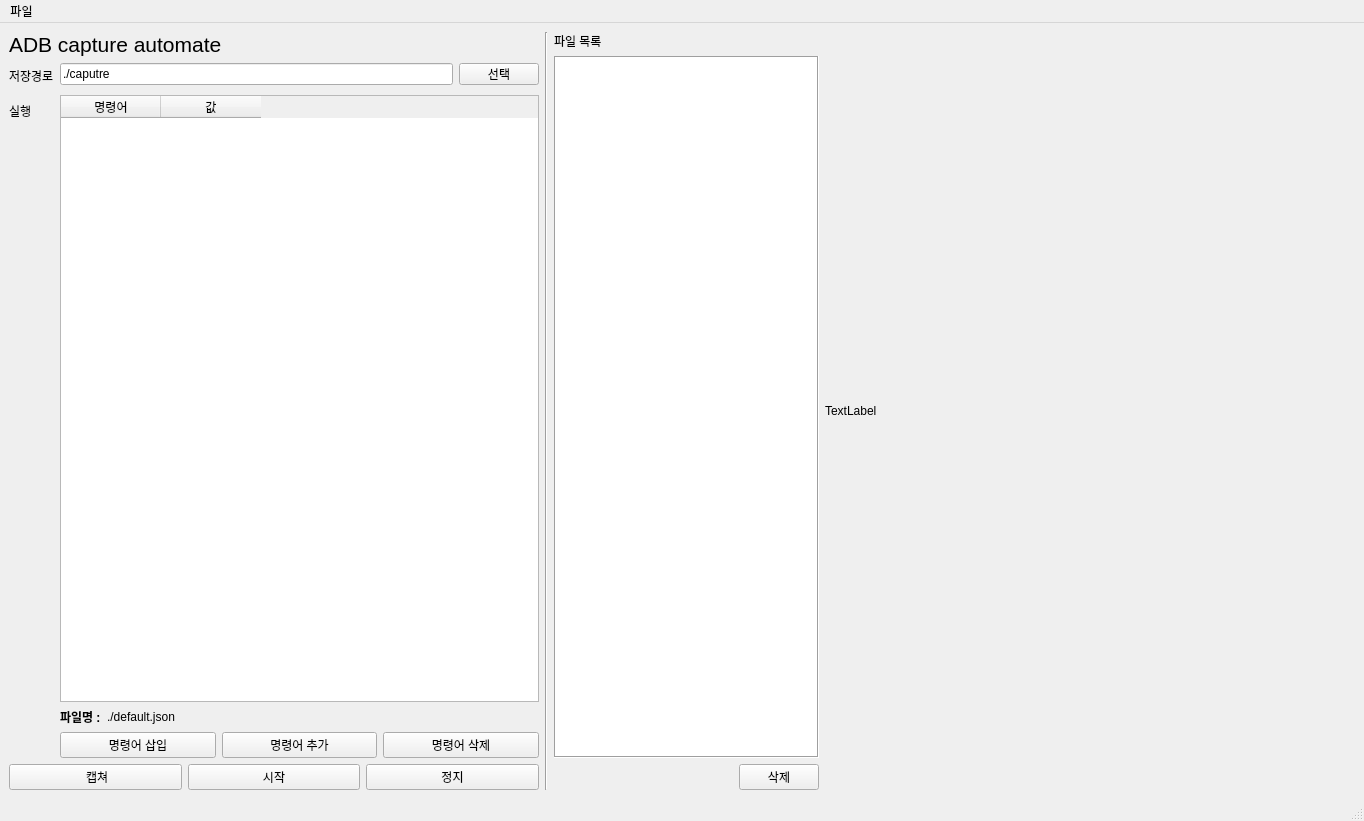
Before: the Qt Designer form mainUi.ui in gyuha/adb-capture, drawn with Qt 5.
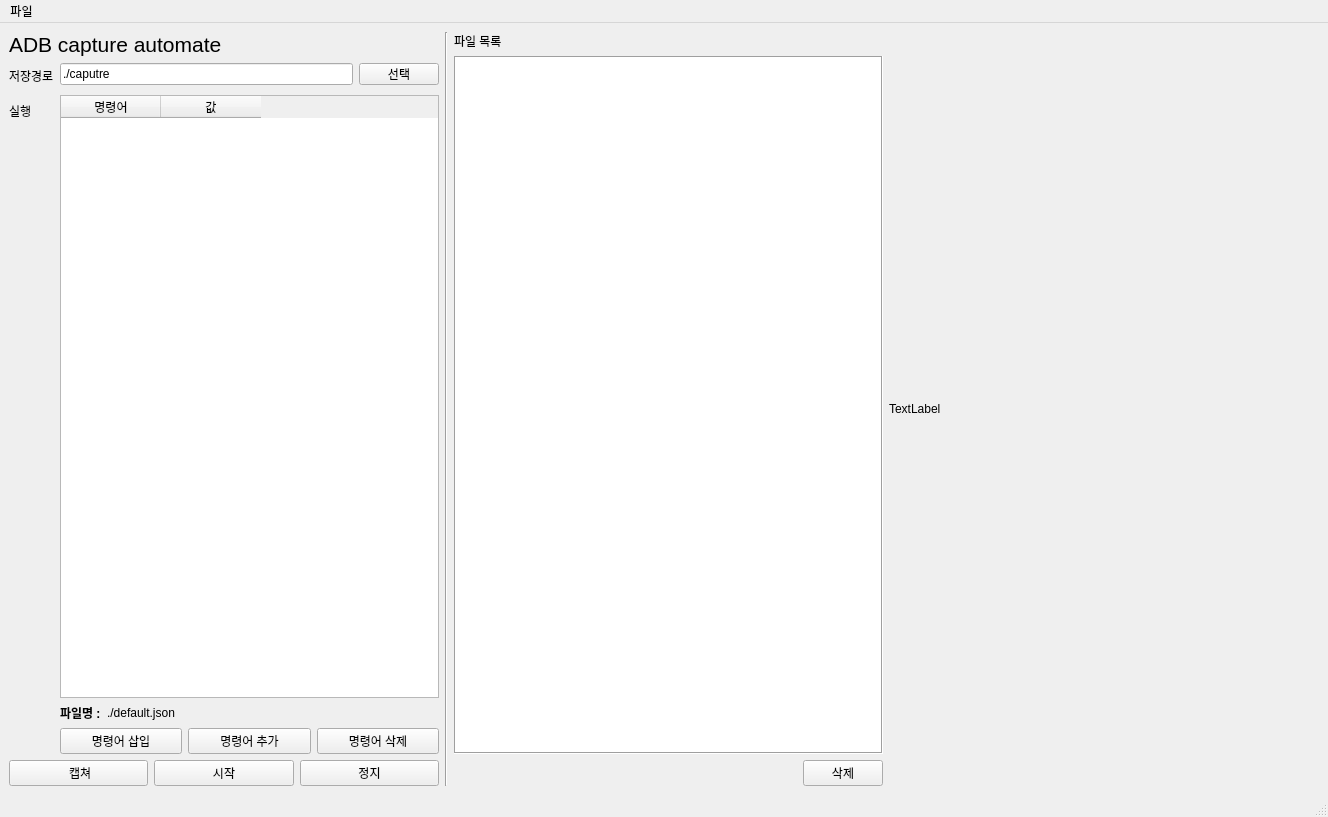
After: the same form once the commit is applied.

```diff
--- a/mainUi.ui
+++ b/mainUi.ui
@@ -6,15 +6,15 @@
    <rect>
     <x>0</x>
     <y>0</y>
-    <width>1364</width>
-    <height>821</height>
+    <width>1328</width>
+    <height>817</height>
    </rect>
   </property>
   <property name="windowTitle">
    <string>ADB Caputre automate</string>
   </property>
   <widget class="QWidget" name="centralwidget">
-   <layout class="QHBoxLayout" name="horizontalLayout_2" stretch="2,0,1,2">
+   <layout class="QHBoxLayout" name="horizontalLayout_2" stretch="2,0,2,2">
     <item>
      <layout class="QVBoxLayout" name="verticalLayout">
       <item>
@@ -255,12 +255,27 @@
         <property name="frameShadow">
          <enum>QFrame::Sunken</enum>
         </property>
+        <property name="iconSize">
+         <size>
+          <width>80</width>
+          <height>120</height>
+         </size>
+        </property>
         <property name="textElideMode">
          <enum>Qt::ElideLeft</enum>
         </property>
         <property name="verticalScrollMode">
          <enum>QAbstractItemView::ScrollPerItem</enum>
         </property>
+        <property name="gridSize">
+         <size>
+          <width>90</width>
+          <height>140</height>
+         </size>
+        </property>
+        <property name="viewMode">
+         <enum>QListView::IconMode</enum>
+        </property>
        </widget>
       </item>
       <item>
@@ -309,7 +324,7 @@
     <rect>
      <x>0</x>
      <y>0</y>
-     <width>1364</width>
+     <width>1328</width>
      <height>26</height>
     </rect>
    </property>
```
